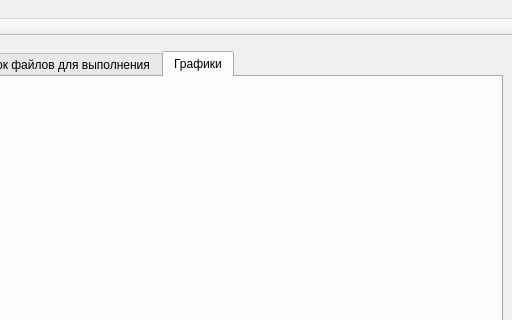
Above: src/MainWindow.ui from AlexanderMokhov/AR-600Controller before the change; both pictures show x 204 to 716 and y 0 to 320 of the 716 by 501 pixel window. Below: the same form after it.
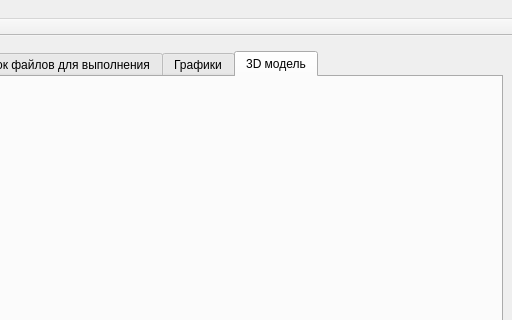
That is the form after the change.

```diff
--- a/src/MainWindow.ui
+++ b/src/MainWindow.ui
@@ -48,7 +48,7 @@
       <item row="1" column="0" colspan="2">
        <widget class="QTabWidget" name="tabWidget">
         <property name="currentIndex">
-         <number>3</number>
+         <number>4</number>
         </property>
         <widget class="QWidget" name="tabDriver">
          <attribute name="title">
@@ -106,6 +106,16 @@
           </item>
          </layout>
         </widget>
+        <widget class="QWidget" name="tab_2">
+         <attribute name="title">
+          <string>3D модель</string>
+         </attribute>
+         <layout class="QGridLayout" name="gridLayout_8">
+          <item row="0" column="0">
+           <layout class="QVBoxLayout" name="GLWidgetLayout"/>
+          </item>
+         </layout>
+        </widget>
        </widget>
       </item>
      </layout>
```
